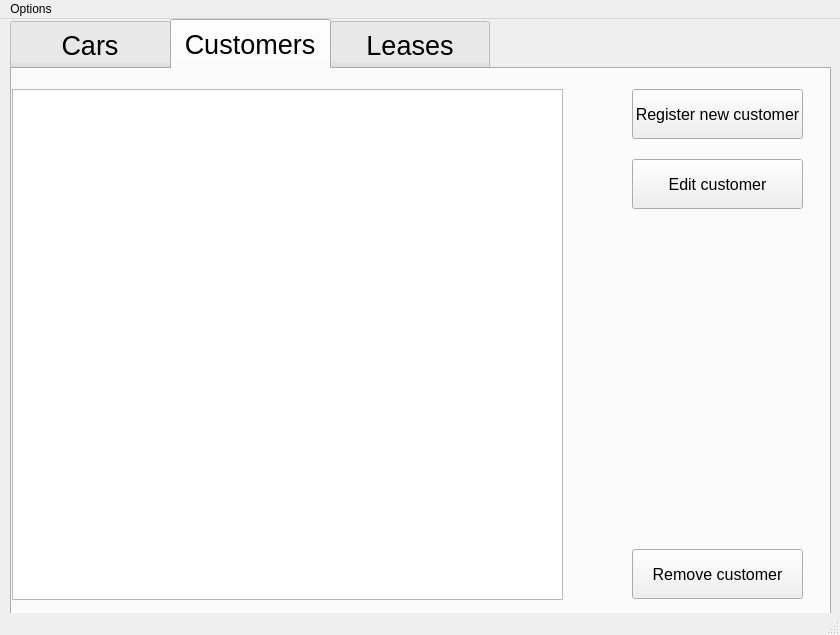
Qt form src/mainwindow.ui (Blodroed/RustyRides) before a commit.
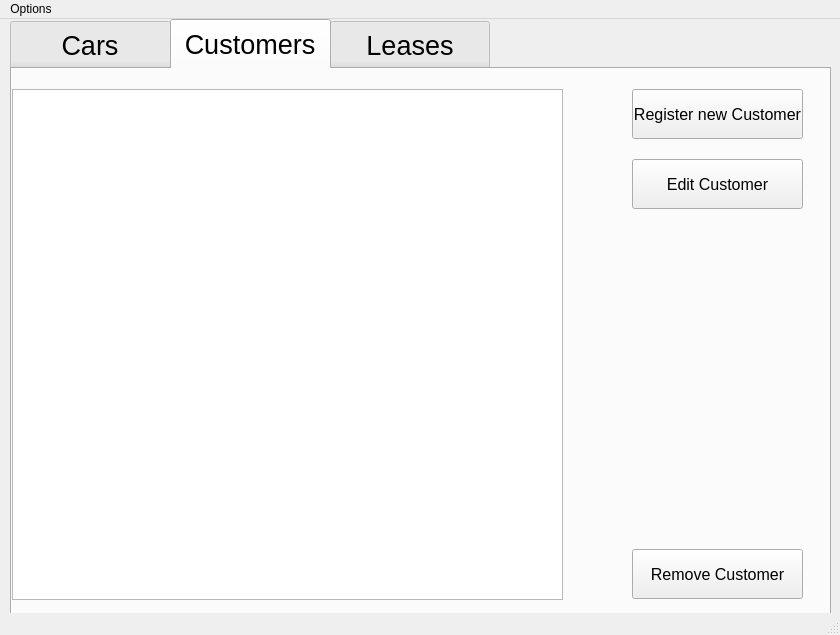
The same form after that commit.

Commit message: Renamed the class customer to uppercase C

```diff
--- a/src/mainwindow.ui
+++ b/src/mainwindow.ui
@@ -146,7 +146,7 @@
        </font>
       </property>
       <property name="text">
-       <string>Register new customer</string>
+       <string>Register new Customer</string>
       </property>
      </widget>
      <widget class="QPushButton" name="EdtCustBtn">
@@ -164,7 +164,7 @@
        </font>
       </property>
       <property name="text">
-       <string>Edit customer</string>
+       <string>Edit Customer</string>
       </property>
      </widget>
      <widget class="QPushButton" name="RmCustBtn">
@@ -182,7 +182,7 @@
        </font>
       </property>
       <property name="text">
-       <string>Remove customer</string>
+       <string>Remove Customer</string>
       </property>
      </widget>
      <widget class="QTableWidget" name="CustTable">
```
The commit also changes 7 other files.
